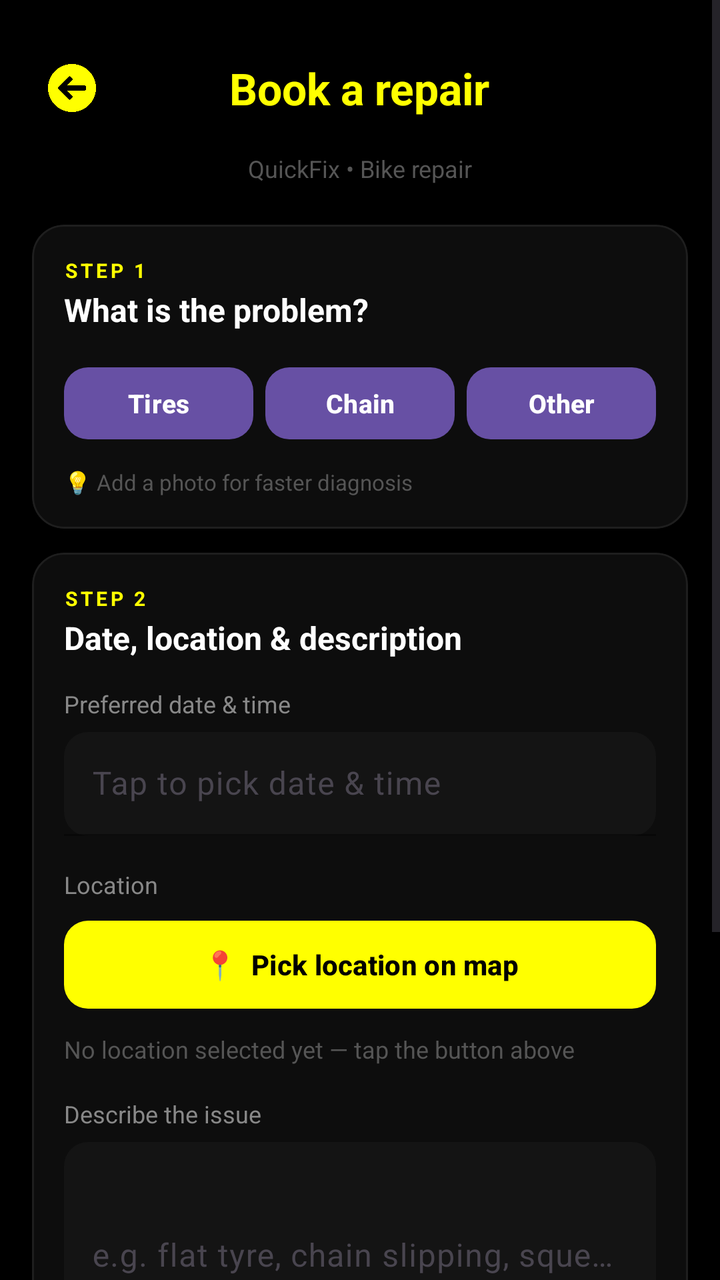
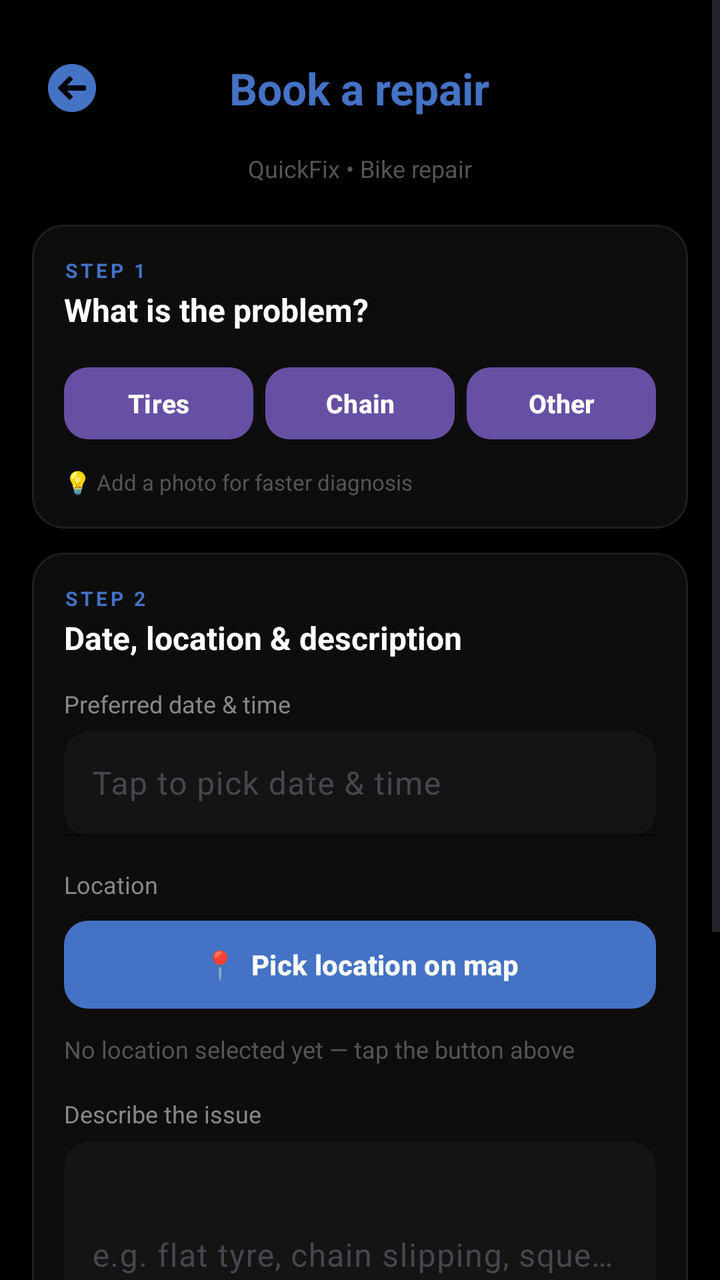

Screens rendered from an Android XML layout before and after an edit, with the pre-edit source and the edit as a unified diff.
<!-- AndroidManifest.xml: application theme Theme.MyApplication -->
<!-- res/layout/fragment_booking_form.xml -->
<?xml version="1.0" encoding="utf-8"?>
<ScrollView xmlns:android="http://schemas.android.com/apk/res/android"
    xmlns:app="http://schemas.android.com/apk/res-auto"
    android:layout_width="match_parent"
    android:layout_height="match_parent"
    android:background="#000000"
    android:fillViewport="true">

    <LinearLayout
        android:layout_width="match_parent"
        android:layout_height="wrap_content"
        android:orientation="vertical"
        android:padding="16dp">

        
        <FrameLayout
            android:layout_width="match_parent"
            android:layout_height="56dp"
            android:layout_marginBottom="4dp">

            <ImageButton
                android:id="@+id/btnBackBookingForm"
                android:layout_width="40dp"
                android:layout_height="40dp"
                android:layout_gravity="start|center_vertical"
                android:src="@drawable/back"
                android:contentDescription="Back"
                android:background="@android:color/transparent"
                android:padding="8dp"
                android:scaleType="centerInside"
                app:tint="#FFFF00" />

            <TextView
                android:layout_width="wrap_content"
                android:layout_height="wrap_content"
                android:layout_gravity="center"
                android:text="Book a repair"
                android:textStyle="bold"
                android:textSize="22sp"
                android:textColor="#FFFF00" />
        </FrameLayout>

        <TextView
            android:layout_width="match_parent"
            android:layout_height="wrap_content"
            android:layout_marginBottom="20dp"
            android:text="QuickFix • Bike repair"
            android:textSize="12sp"
            android:textColor="#555555"
            android:gravity="center" />

        
        <com.google.android.material.card.MaterialCardView
            android:layout_width="match_parent"
            android:layout_height="wrap_content"
            android:layout_marginBottom="12dp"
            app:cardCornerRadius="16dp"
            app:cardElevation="0dp"
            app:strokeColor="#1E1E1E"
            app:strokeWidth="1dp"
            app:cardBackgroundColor="#0D0D0D">

            <LinearLayout
                android:layout_width="match_parent"
                android:layout_height="wrap_content"
                android:orientation="vertical"
                android:padding="16dp">

                <TextView
                    android:layout_width="wrap_content"
                    android:layout_height="wrap_content"
                    android:text="STEP 1"
                    android:textColor="#FFFF00"
                    android:textSize="10sp"
                    android:textStyle="bold"
                    android:letterSpacing="0.15" />

                <TextView
                    android:layout_width="wrap_content"
                    android:layout_height="wrap_content"
                    android:layout_marginTop="2dp"
                    android:layout_marginBottom="14dp"
                    android:text="What is the problem?"
                    android:textColor="#FFFFFF"
                    android:textStyle="bold"
                    android:textSize="16sp" />

                <LinearLayout
                    android:layout_width="match_parent"
                    android:layout_height="wrap_content"
                    android:orientation="horizontal"
                    android:weightSum="3">

                    <com.google.android.material.button.MaterialButton
                        android:id="@+id/btnTires"
                        android:layout_width="0dp"
                        android:layout_height="44dp"
                        android:layout_weight="1"
                        android:layout_marginEnd="6dp"
                        android:text="Tires"
                        android:textAllCaps="false"
                        android:textStyle="bold"
                        android:textSize="13sp"
                        app:cornerRadius="12dp" />

                    <com.google.android.material.button.MaterialButton
                        android:id="@+id/btnChain"
                        android:layout_width="0dp"
                        android:layout_height="44dp"
                        android:layout_weight="1"
                        android:layout_marginEnd="6dp"
                        android:text="Chain"
                        android:textAllCaps="false"
                        android:textStyle="bold"
                        android:textSize="13sp"
                        app:cornerRadius="12dp" />

                    <com.google.android.material.button.MaterialButton
                        android:id="@+id/btnOther"
                        android:layout_width="0dp"
                        android:layout_height="44dp"
                        android:layout_weight="1"
                        android:text="Other"
                        android:textAllCaps="false"
                        android:textStyle="bold"
                        android:textSize="13sp"
                        app:cornerRadius="12dp" />
                </LinearLayout>

                <TextView
                    android:layout_width="match_parent"
                    android:layout_height="wrap_content"
                    android:layout_marginTop="10dp"
                    android:text="💡 Add a photo for faster diagnosis"
                    android:textColor="#555555"
                    android:textSize="11sp" />
            </LinearLayout>
        </com.google.android.material.card.MaterialCardView>

        
        <com.google.android.material.card.MaterialCardView
            android:layout_width="match_parent"
            android:layout_height="wrap_content"
            android:layout_marginBottom="12dp"
            app:cardCornerRadius="16dp"
            app:cardElevation="0dp"
            app:strokeColor="#1E1E1E"
            app:strokeWidth="1dp"
            app:cardBackgroundColor="#0D0D0D">

            <LinearLayout
                android:layout_width="match_parent"
                android:layout_height="wrap_content"
                android:orientation="vertical"
                android:padding="16dp">

                <TextView
                    android:layout_width="wrap_content"
                    android:layout_height="wrap_content"
                    android:text="STEP 2"
                    android:textColor="#FFFF00"
                    android:textSize="10sp"
                    android:textStyle="bold"
                    android:letterSpacing="0.15" />

                <TextView
                    android:layout_width="wrap_content"
                    android:layout_height="wrap_content"
                    android:layout_marginTop="2dp"
                    android:layout_marginBottom="14dp"
                    android:text="Date, location &amp; description"
                    android:textColor="#FFFFFF"
                    android:textStyle="bold"
                    android:textSize="16sp" />

                
                <TextView
                    android:layout_width="wrap_content"
                    android:layout_height="wrap_content"
                    android:layout_marginBottom="6dp"
                    android:text="Preferred date &amp; time"
                    android:textColor="#888888"
                    android:textSize="12sp" />

                <com.google.android.material.textfield.TextInputLayout
                    android:layout_width="match_parent"
                    android:layout_height="wrap_content"
                    android:layout_marginBottom="16dp"
                    app:boxBackgroundMode="filled"
                    app:boxBackgroundColor="#141414"
                    app:boxCornerRadiusTopStart="12dp"
                    app:boxCornerRadiusTopEnd="12dp"
                    app:boxCornerRadiusBottomStart="12dp"
                    app:boxCornerRadiusBottomEnd="12dp"
                    app:hintTextColor="#555555"
                    app:boxStrokeColor="#2A2A2A">

                    <com.google.android.material.textfield.TextInputEditText
                        android:id="@+id/etDateTime"
                        android:layout_width="match_parent"
                        android:layout_height="52dp"
                        android:hint="Tap to pick date &amp; time"
                        android:textColor="#FFFFFF"
                        android:textColorHint="#555555"
                        android:paddingStart="14dp"
                        android:paddingEnd="14dp"
                        android:focusable="false"
                        android:clickable="true"
                        android:cursorVisible="false" />
                </com.google.android.material.textfield.TextInputLayout>

                
                <TextView
                    android:layout_width="wrap_content"
                    android:layout_height="wrap_content"
                    android:layout_marginBottom="6dp"
                    android:text="Location"
                    android:textColor="#888888"
                    android:textSize="12sp" />

                
                <com.google.android.material.button.MaterialButton
                    android:id="@+id/btnPickOnMap"
                    android:layout_width="match_parent"
                    android:layout_height="52dp"
                    android:text="📍  Pick location on map"
                    android:textAllCaps="false"
                    android:textColor="#000000"
                    android:textStyle="bold"
                    android:textSize="14sp"
                    app:cornerRadius="12dp"
                    app:backgroundTint="#FFFF00"
                    app:icon="@null" />

                
                <TextView
                    android:id="@+id/tvPickedAddressHint"
                    android:layout_width="match_parent"
                    android:layout_height="wrap_content"
                    android:layout_marginTop="8dp"
                    android:layout_marginBottom="16dp"
                    android:text="No location selected yet — tap the button above"
                    android:textColor="#555555"
                    android:textSize="12sp" />

                
                <TextView
                    android:layout_width="wrap_content"
                    android:layout_height="wrap_content"
                    android:layout_marginBottom="6dp"
                    android:text="Describe the issue"
                    android:textColor="#888888"
                    android:textSize="12sp" />

                <com.google.android.material.textfield.TextInputLayout
                    android:layout_width="match_parent"
                    android:layout_height="wrap_content"
                    android:layout_marginBottom="12dp"
                    app:boxBackgroundMode="filled"
                    app:boxBackgroundColor="#141414"
                    app:boxCornerRadiusTopStart="12dp"
                    app:boxCornerRadiusTopEnd="12dp"
                    app:boxCornerRadiusBottomStart="12dp"
                    app:boxCornerRadiusBottomEnd="12dp"
                    app:hintTextColor="#555555"
                    app:boxStrokeColor="#2A2A2A">

                    <com.google.android.material.textfield.TextInputEditText
                        android:id="@+id/etDescription"
                        android:layout_width="match_parent"
                        android:layout_height="110dp"
                        android:hint="e.g. flat tyre, chain slipping, squeaky brakes…"
                        android:gravity="top"
                        android:textColor="#FFFFFF"
                        android:textColorHint="#555555"
                        android:paddingStart="14dp"
                        android:paddingEnd="14dp"
                        android:paddingTop="12dp" />
                </com.google.android.material.textfield.TextInputLayout>

                
                <com.google.android.material.button.MaterialButton
                    android:id="@+id/btnAddPhoto"
                    android:layout_width="match_parent"
                    android:layout_height="44dp"
                    android:text="📷  Add a photo (optional)"
                    android:textAllCaps="false"
                    android:textColor="#CCCCCC"
                    android:textSize="13sp"
                    app:cornerRadius="12dp"
                    app:backgroundTint="#181818"
                    app:strokeColor="#2A2A2A"
                    app:strokeWidth="1dp" />

                
                <com.google.android.material.card.MaterialCardView
                    android:layout_width="match_parent"
                    android:layout_height="wrap_content"
                    android:layout_marginTop="10dp"
                    app:cardCornerRadius="12dp"
                    app:cardElevation="0dp"
                    app:strokeColor="#1A1A1A"
                    app:strokeWidth="1dp"
                    app:cardBackgroundColor="#0D0D0D">

                    <ImageView
                        android:id="@+id/ivPhotoPreview"
                        android:layout_width="match_parent"
                        android:layout_height="180dp"
                        android:scaleType="centerCrop"
                        android:visibility="gone" />
                </com.google.android.material.card.MaterialCardView>

            </LinearLayout>
        </com.google.android.material.card.MaterialCardView>

        
        <de.timonknispel.ktloadingbutton.KTLoadingButton
            android:id="@+id/btnConfirm"
            android:layout_width="match_parent"
            android:layout_height="52dp"
            android:layout_marginTop="4dp"
            android:layout_marginBottom="8dp"
            app:buttonName="Confirm booking"
            app:buttonTextSize="15sp"
            app:allCaps="false"
            app:buttonColor="#FFFF00"
            app:succeedColor="#FFFF00"
            app:failedColor="@color/quickfix_purple" />

        
        <TextView
            android:id="@+id/tvMyBookingHeader"
            android:layout_width="wrap_content"
            android:layout_height="wrap_content"
            android:text="My booking"
            android:textColor="#FFFFFF"
            android:textStyle="bold"
            android:textSize="16sp"
            android:visibility="gone" />

        <TextView
            android:id="@+id/tvStatusTitle"
            android:layout_width="wrap_content"
            android:layout_height="wrap_content"
            android:layout_marginTop="8dp"
            android:text="Status"
            android:textColor="#BDBDBD"
            android:textStyle="bold"
            android:textSize="13sp"
            android:visibility="gone" />

        <TextView
            android:id="@+id/tvStatusDetails"
            android:layout_width="match_parent"
            android:layout_height="wrap_content"
            android:layout_marginTop="8dp"
            android:textColor="#FFFFFF"
            android:textSize="13sp"
            android:visibility="gone" />

        
        <com.google.android.material.button.MaterialButton
            android:id="@+id/btnConfirmCompleted"
            android:layout_width="match_parent"
            android:layout_height="46dp"
            android:layout_marginTop="10dp"
            android:text="Confirm completed"
            android:textAllCaps="false"
            android:textStyle="bold"
            android:textColor="#000000"
            app:cornerRadius="12dp"
            app:backgroundTint="#FFFF00"
            android:visibility="gone" />

        <View
            android:layout_width="match_parent"
            android:layout_height="24dp" />

    </LinearLayout>
</ScrollView>
<!-- resources referenced by this layout -->
<resources>
  <color name="quickfix_purple">#FF6200EE</color>
  <!-- drawable back: png bitmap (drawable, 16188 bytes) -->
  <style name="Theme.MyApplication" parent="Base.Theme.MyApplication" />
  <style name="Base.Theme.MyApplication" parent="Theme.Material3.DayNight.NoActionBar">
          <item name="android:statusBarColor">#000000</item>
          <item name="android:navigationBarColor">#101010</item>
  
          <item name="android:windowLightStatusBar">false</item>
  
          <item name="android:windowLightNavigationBar" tools:targetApi="27">false</item>
      </style>
</resources>

<!-- the commit's change to res/layout/fragment_booking_form.xml (unified diff, before → after) -->
@@ -28,7 +28,7 @@
                 android:background="@android:color/transparent"
                 android:padding="8dp"
                 android:scaleType="centerInside"
-                app:tint="#FFFF00" />
+                app:tint="#4472C4" />
 
             <TextView
                 android:layout_width="wrap_content"
@@ -37,7 +37,7 @@
                 android:text="Book a repair"
                 android:textStyle="bold"
                 android:textSize="22sp"
-                android:textColor="#FFFF00" />
+                android:textColor="#4472C4" />
         </FrameLayout>
 
         <TextView
@@ -70,7 +70,7 @@
                     android:layout_width="wrap_content"
                     android:layout_height="wrap_content"
                     android:text="STEP 1"
-                    android:textColor="#FFFF00"
+                    android:textColor="#4472C4"
                     android:textSize="10sp"
                     android:textStyle="bold"
                     android:letterSpacing="0.15" />
@@ -158,7 +158,7 @@
                     android:layout_width="wrap_content"
                     android:layout_height="wrap_content"
                     android:text="STEP 2"
-                    android:textColor="#FFFF00"
+                    android:textColor="#4472C4"
                     android:textSize="10sp"
                     android:textStyle="bold"
                     android:letterSpacing="0.15" />
@@ -225,11 +225,11 @@
                     android:layout_height="52dp"
                     android:text="📍  Pick location on map"
                     android:textAllCaps="false"
-                    android:textColor="#000000"
+                    android:textColor="#FFFFFF"
                     android:textStyle="bold"
                     android:textSize="14sp"
                     app:cornerRadius="12dp"
-                    app:backgroundTint="#FFFF00"
+                    app:backgroundTint="#4472C4"
                     app:icon="@null" />
 
                 
@@ -324,8 +324,8 @@
             app:buttonName="Confirm booking"
             app:buttonTextSize="15sp"
             app:allCaps="false"
-            app:buttonColor="#FFFF00"
-            app:succeedColor="#FFFF00"
+            app:buttonColor="#4472C4"
+            app:succeedColor="#4472C4"
             app:failedColor="@color/quickfix_purple" />
 
         
@@ -368,9 +368,9 @@
             android:text="Confirm completed"
             android:textAllCaps="false"
             android:textStyle="bold"
-            android:textColor="#000000"
+            android:textColor="#FFFFFF"
             app:cornerRadius="12dp"
-            app:backgroundTint="#FFFF00"
+            app:backgroundTint="#4472C4"
             android:visibility="gone" />
 
         <View
